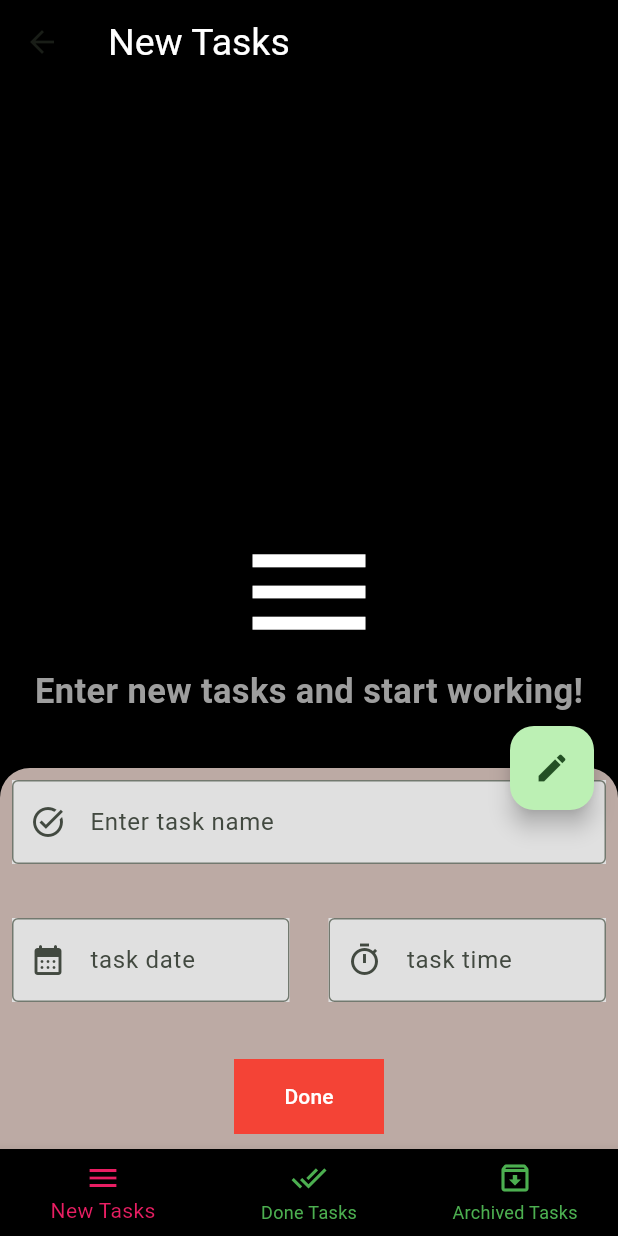
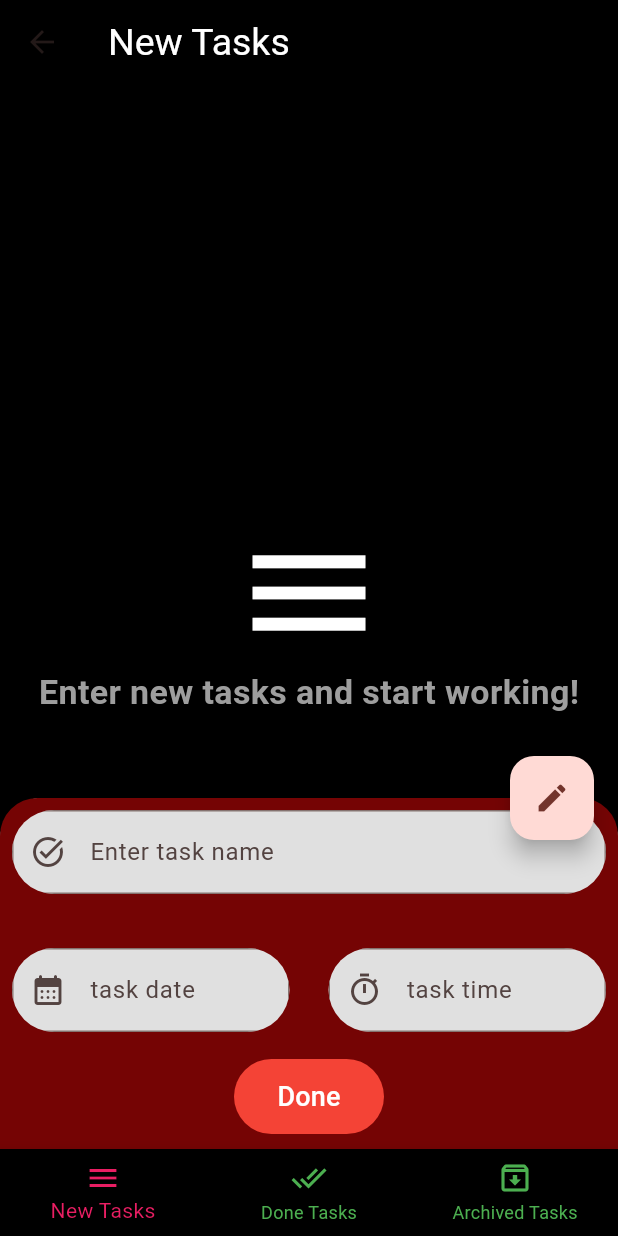
Before and after one commit to YossefAhmed9/Todo-App, a Flutter app: the screen it shows after launch, after a tap on the "edit" icon, on a phone screen of 412 x 824 dp. Run offline on Flutter 3.47's test engine with Material 3 defaults, Android fonts, the phone set to English and light mode, and no system bars; our stand-ins replace conditional_builder_null_safety, flutter_bloc, sqflite; accounts and stored records are empty.

Commit message:
Adjusting theme colors

```diff
--- a/lib/components.dart
+++ b/lib/components.dart
@@ -87,7 +87,8 @@ Widget defaultButton(
   final Function,
   final String text,
   final Color textColor,
-) => Container(
+    final double fontSize,
+    ) => Container(
       width: width,
       height: height,
       decoration: BoxDecoration(
@@ -99,6 +100,7 @@ Widget defaultButton(
           text,
           style: TextStyle(
             color: textColor,
+            fontSize: fontSize
           ),
         ),
       ),
--- a/lib/main.dart
+++ b/lib/main.dart
@@ -15,7 +15,7 @@ class MyApp extends StatelessWidget {
       home: HomeScreen(),
       debugShowCheckedModeBanner: false,
       theme: ThemeData(
-        colorScheme: ColorScheme.fromSeed(seedColor: Colors.green),
+        colorScheme: ColorScheme.fromSeed(seedColor: const Color(0XFF750404),),
         scaffoldBackgroundColor: Colors.black,
         bottomNavigationBarTheme: const BottomNavigationBarThemeData(
           backgroundColor: Colors.black,
--- a/lib/todoApp/todoApp_layout/todoApp_layout.dart
+++ b/lib/todoApp/todoApp_layout/todoApp_layout.dart
@@ -49,13 +49,13 @@ class HomeScreen extends StatelessWidget {
               appBar: AppBar(
                 title: Text(
                   cubit.titles[cubit.currentIndex],
-                  style: TextStyle(fontSize: 25, fontWeight: FontWeight.w400),
+                  style: const TextStyle(fontSize: 25, fontWeight: FontWeight.w400),
                 ),
               ),
               bottomNavigationBar: BottomNavigationBar(
                 type: BottomNavigationBarType.fixed,
                 currentIndex: AppCubit.get(context).currentIndex,
-                items: [
+                items: const [
                   BottomNavigationBarItem(
                       icon: Icon(Icons.menu), label: 'New Tasks'),
                   BottomNavigationBarItem(
@@ -73,7 +73,7 @@ class HomeScreen extends StatelessWidget {
                 builder: (context) =>
                     AppCubit.get(context).screen[cubit.currentIndex],
                 fallback: (context) {
-                  return Center(child: (CircularProgressIndicator()));
+                  return const Center(child: (CircularProgressIndicator()));
                 },
               ),
               floatingActionButton: FloatingActionButton(
@@ -83,11 +83,11 @@ class HomeScreen extends StatelessWidget {
                     scaffoldKey.currentState
                         ?.showBottomSheet((context) {
                           return Container(
-                            decoration: BoxDecoration(
-                                color: Colors.brown[200],
+                            decoration: const BoxDecoration(
+                                color: Color(0XFF750404),
                                 borderRadius: BorderRadius.only(
-                                    topLeft: Radius.circular(20),
-                                    topRight: Radius.circular(20))),
+                                    topLeft: Radius.circular(25),
+                                    topRight: Radius.circular(25))),
                             child: Form(
                               key: formKey,
                               child: Column(
@@ -97,6 +97,7 @@ class HomeScreen extends StatelessWidget {
                                     padding: const EdgeInsets.all(8.0),
                                     child: Container(
                                       decoration: BoxDecoration(
+                                        borderRadius: BorderRadius.circular(35),
                                         color: Colors.grey[300],
                                       ),
                                       clipBehavior: Clip.antiAliasWithSaveLayer,
@@ -108,8 +109,8 @@ class HomeScreen extends StatelessWidget {
                                           (value) => print(value),
                                           () {},
                                           'Enter task name',
-                                          OutlineInputBorder(),
-                                          Icon(Icons.task_alt),
+                                          const OutlineInputBorder(),
+                                          const Icon(Icons.task_alt),
                                           (String? value) {
                                         if (value!.isEmpty) {
                                           return 'Enter task title';
@@ -122,7 +123,7 @@ class HomeScreen extends StatelessWidget {
                                     ),
                                   ),
 
-                                  SizedBox(
+                                  const SizedBox(
                                     height: 20,
                                   ),
 
@@ -133,6 +134,8 @@ class HomeScreen extends StatelessWidget {
                                           padding: const EdgeInsets.all(8.0),
                                           child: Container(
                                             decoration: BoxDecoration(
+                                              borderRadius: BorderRadius.circular(35),
+
                                               color: Colors.grey[300],
                                             ),
                                             clipBehavior:
@@ -168,8 +171,8 @@ class HomeScreen extends StatelessWidget {
                                                   });
                                                 },
                                                 'task date',
-                                                OutlineInputBorder(),
-                                                Icon(Icons
+                                                const OutlineInputBorder(),
+                                                const Icon(Icons
                                                     .calendar_month_rounded),
                                                 (String? value) {
                                                   if (value!.isEmpty) {
@@ -181,7 +184,7 @@ class HomeScreen extends StatelessWidget {
                                           ),
                                         ),
                                       ),
-                                      SizedBox(
+                                      const SizedBox(
                                         width: 10,
                                       ),
                                       Expanded(
@@ -189,6 +192,7 @@ class HomeScreen extends StatelessWidget {
                                           padding: const EdgeInsets.all(8.0),
                                           child: Container(
                                             decoration: BoxDecoration(
+                                              borderRadius: BorderRadius.circular(35),
                                               color: Colors.grey[300],
                                             ),
                                             clipBehavior:
@@ -219,8 +223,8 @@ class HomeScreen extends StatelessWidget {
                                                   });
                                                 },
                                                 'task time',
-                                                OutlineInputBorder(),
-                                                Icon(Icons.timer_sharp),
+                                                const OutlineInputBorder(),
+                                                const Icon(Icons.timer_sharp),
                                                 (String? value) {
                                                   if (value!.isEmpty) {
                                                     return 'Enter task time';
@@ -234,14 +238,14 @@ class HomeScreen extends StatelessWidget {
                                     ],
                                   ),
 
-                                  SizedBox(
-                                    height: 20,
-                                  ),
-
                                   //Default Button
-                                  Container(
-                                    child: Padding(
-                                      padding: const EdgeInsets.all(10.0),
+                                  Padding(
+                                    padding: const EdgeInsets.all(10.0),
+                                    child: Container(
+                                      decoration: BoxDecoration(
+                                        borderRadius:BorderRadius.circular(30)
+                                      ),
+                                      clipBehavior: Clip.antiAliasWithSaveLayer,
                                       child: defaultButton(100, 50, Colors.red,
                                           () async {
                                         if (formKey.currentState!.validate()) {
@@ -266,7 +270,7 @@ class HomeScreen extends StatelessWidget {
                                         }
 
                                         return null;
-                                      }, 'Done', Colors.white),
+                                      }, 'Done', Colors.white,18),
                                     ),
                                   ),
                                 ],
--- a/lib/todoApp/todoApp_layout/todoApp_screens/newTasks.dart
+++ b/lib/todoApp/todoApp_layout/todoApp_screens/newTasks.dart
@@ -1,5 +1,6 @@
 import 'package:conditional_builder_null_safety/conditional_builder_null_safety.dart';
 import 'package:flutter/material.dart';
+import 'package:flutter/widgets.dart';
 import 'package:flutter_bloc/flutter_bloc.dart';
 
 import '../../../cubit/TodoCubit.dart';
@@ -29,7 +30,7 @@ class NewTasks extends StatelessWidget {
                       radius: 40,
                       child: Text(
                         '${model['time']} ',
-                        style: TextStyle(fontWeight: FontWeight.w800),
+                        style: const TextStyle(fontWeight: FontWeight.w800),
                       ),
                     ),
                   ),
@@ -40,14 +41,14 @@ class NewTasks extends StatelessWidget {
                       children: [
                         Text(
                           '${model['title']}',
-                          style: TextStyle(
+                          style: const TextStyle(
                               fontSize: 25,
                               fontWeight: FontWeight.w500,
                               color: Colors.lightGreenAccent),
                         ),
                         Text(
                           '${model['date']}',
-                          style: TextStyle(
+                          style: const TextStyle(
                               fontSize: 15,
                               fontWeight: FontWeight.w500,
                               color: Colors.pinkAccent),
@@ -64,7 +65,7 @@ class NewTasks extends StatelessWidget {
                             id: model['id'],
                           );
                         },
-                        icon: Icon(Icons.check_circle),
+                        icon: const Icon(Icons.check_circle),
                         color: Colors.green,
                       ),
                       IconButton(
@@ -74,7 +75,7 @@ class NewTasks extends StatelessWidget {
                             id: model['id'],
                           );
                         },
-                        icon: Icon(Icons.archive),
+                        icon: const Icon(Icons.archive),
                         color: Colors.red[700],
                       ),
                     ],
@@ -84,7 +85,7 @@ class NewTasks extends StatelessWidget {
             );
 
         return ConditionalBuilder(
-          condition: tasks.length > 0,
+          condition: tasks.isNotEmpty,
           builder: (context) => ListView.separated(
             shrinkWrap: true,
             scrollDirection: Axis.vertical,
@@ -96,19 +97,22 @@ class NewTasks extends StatelessWidget {
             )),
             itemCount: tasks.length,
           ),
-          fallback: (context) => Center(
+          fallback: (context) =>  Center(
+            child: Padding(
+              padding: const EdgeInsets.all(8.0),
               child: Column(
                 mainAxisAlignment: MainAxisAlignment.center,
                 children: [
-                Icon(Icons.menu_outlined, size: 100, color: Colors.white),
+                  const Icon(Icons.menu_outlined, size: 100, color: Colors.white),
                   Text(
                     'Enter new tasks and start working!',
                     style: TextStyle(
                         color: Colors.grey,
-                      fontSize: 23,
+                        fontSize: MediaQuery.of(context).size.width * 0.055,
                         fontWeight: FontWeight.w700),
                   )
                 ],
+              ),
             ),
           ),
         );
```
Also changed, not shown: lib/todoApp/todoApp_layout/todoApp_screens/archived tasks.dart (+11 -8 lines), lib/todoApp/todoApp_layout/todoApp_screens/done tasks.dart (+10 -7 lines), pubspec.lock. Lines whose indentation alone changed are shown as unchanged.
